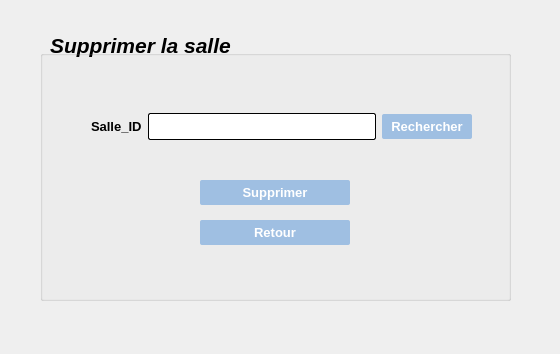
First picture: the form in deletesalle.ui, repository aminabkl/Departement_Management, before the edit.
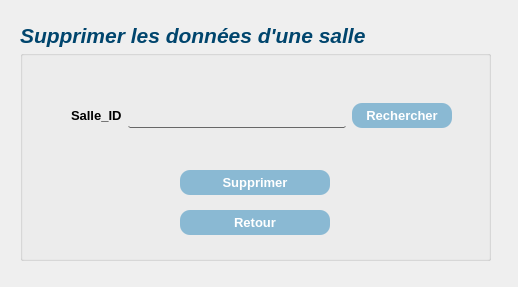
Second picture: the form after the edit.

The edit to the form file:
```diff
--- a/deletesalle.ui
+++ b/deletesalle.ui
@@ -6,42 +6,25 @@
    <rect>
     <x>0</x>
     <y>0</y>
-    <width>560</width>
-    <height>354</height>
+    <width>518</width>
+    <height>287</height>
    </rect>
   </property>
   <property name="windowTitle">
    <string>Dialog</string>
   </property>
-  <widget class="QLabel" name="label_5">
-   <property name="geometry">
-    <rect>
-     <x>50</x>
-     <y>20</y>
-     <width>331</width>
-     <height>51</height>
-    </rect>
-   </property>
-   <property name="font">
-    <font>
-     <pointsize>16</pointsize>
-     <italic>true</italic>
-     <bold>true</bold>
-    </font>
-   </property>
-   <property name="text">
-    <string>Supprimer la salle</string>
-   </property>
-  </widget>
   <widget class="QGroupBox" name="groupBox">
    <property name="geometry">
     <rect>
-     <x>40</x>
+     <x>20</x>
      <y>50</y>
      <width>471</width>
-     <height>251</height>
+     <height>211</height>
     </rect>
    </property>
+   <property name="styleSheet">
+    <string notr="true"/>
+   </property>
    <property name="title">
     <string/>
    </property>
@@ -49,7 +32,7 @@
     <property name="geometry">
      <rect>
       <x>160</x>
-      <y>130</y>
+      <y>120</y>
       <width>150</width>
       <height>25</height>
      </rect>
@@ -62,11 +45,12 @@
     </property>
     <property name="styleSheet">
      <string notr="true">QPushButton{
-color: #ffffff;
-border-radius:2px;
-background-color: rgb(159, 191, 226);
+color: #ffffff; 
+background-color: #8AB9D3;
 height: 25px;
 font-size:13px;
+border-radius:10px;
+width:100px;
 }
 QPushButton:hover:!pressed
 {
@@ -85,7 +69,7 @@
     <property name="geometry">
      <rect>
       <x>160</x>
-      <y>170</y>
+      <y>160</y>
       <width>150</width>
       <height>25</height>
      </rect>
@@ -98,11 +82,12 @@
     </property>
     <property name="styleSheet">
      <string notr="true">QPushButton{
-color: #ffffff;
-border-radius:2px;
-background-color: rgb(159, 191, 226);
+color: #ffffff; 
+background-color: #8AB9D3;
 height: 25px;
 font-size:13px;
+border-radius:10px;
+width:100px;
 }
 QPushButton:hover:!pressed
 {
@@ -117,11 +102,11 @@
      <string>Retour</string>
     </property>
    </widget>
-   <widget class="QWidget" name="">
+   <widget class="QWidget" name="layoutWidget">
     <property name="geometry">
      <rect>
       <x>51</x>
-      <y>51</y>
+      <y>40</y>
       <width>381</width>
       <height>51</height>
      </rect>
@@ -150,9 +135,13 @@
        </property>
        <property name="styleSheet">
         <string notr="true">QLineEdit{
-	background-color: rgb(255, 255, 255);
+		background-color: rgb(255, 255, 255);
 	 border: 1px  solid;
      border-radius: 2px;
+background:transparent;
+border-top: 10px solid rrgb(255, 255, 255);
+border:none;
+border-bottom: 1px solid rgb(103, 103, 103);
 height:25px;
 }</string>
        </property>
@@ -168,12 +157,12 @@
        </property>
        <property name="styleSheet">
         <string notr="true">QPushButton{
-color: #ffffff;
-border-radius:2px;
-background-color: rgb(159, 191, 226);
+color: #ffffff; 
+background-color: #8AB9D3;
 height: 25px;
-width:90px;
 font-size:13px;
+border-radius:10px;
+width:100px;
 }
 QPushButton:hover:!pressed
 {
@@ -192,6 +181,29 @@
     </layout>
    </widget>
   </widget>
+  <widget class="QLabel" name="label_5">
+   <property name="geometry">
+    <rect>
+     <x>20</x>
+     <y>10</y>
+     <width>391</width>
+     <height>51</height>
+    </rect>
+   </property>
+   <property name="font">
+    <font>
+     <pointsize>16</pointsize>
+     <italic>true</italic>
+     <bold>true</bold>
+    </font>
+   </property>
+   <property name="styleSheet">
+    <string notr="true">color:#00456D ; </string>
+   </property>
+   <property name="text">
+    <string>Supprimer les données d'une salle</string>
+   </property>
+  </widget>
  </widget>
  <resources/>
  <connections/>
```
Left out of the diff: 9 changed lines with no effect on the pictures.
